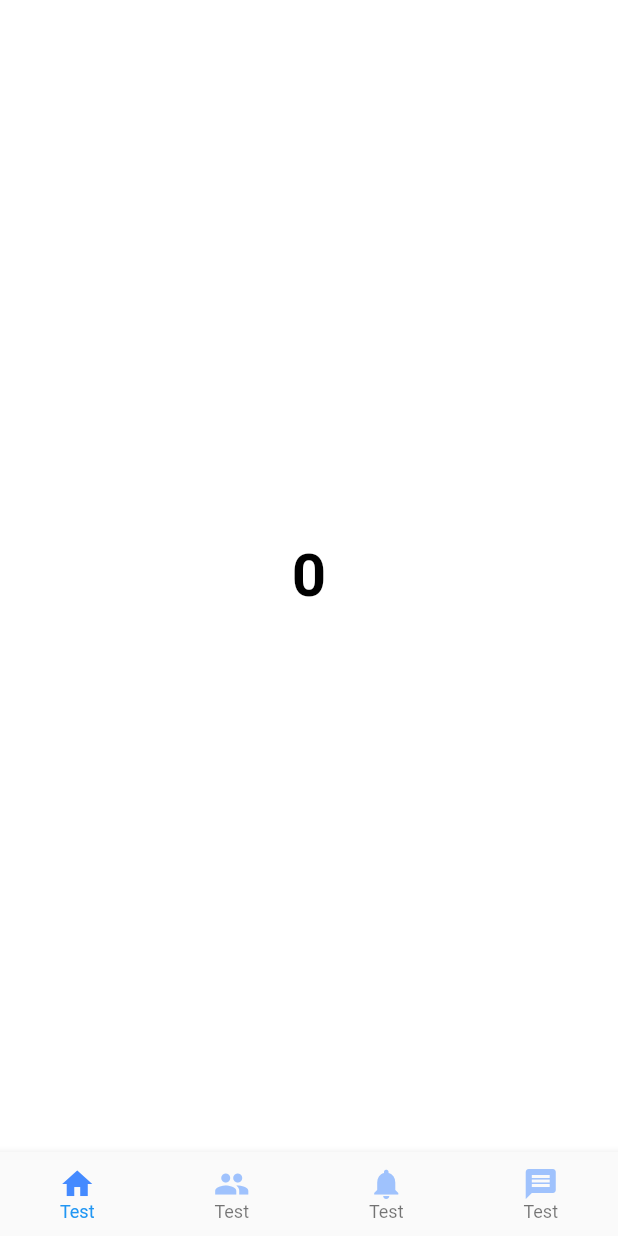
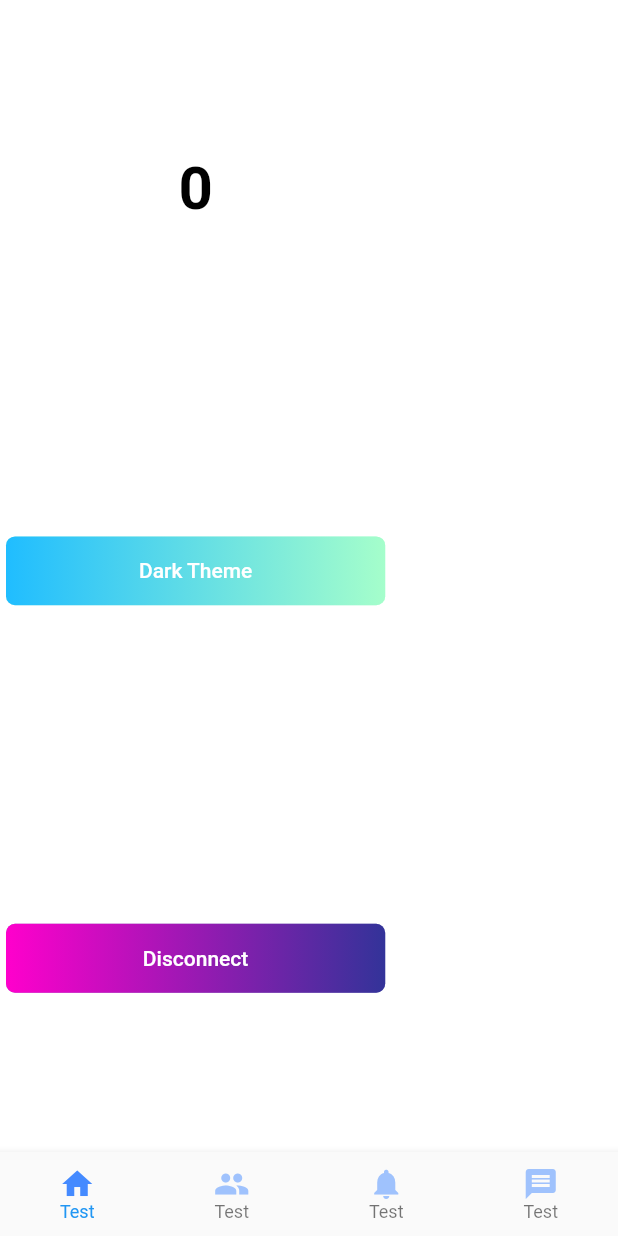
Before and after one commit to acoudray1/flutter-firebase-login-boilerplate, a Flutter app: the Root screen opened directly, on a phone screen of 412 x 824 dp. Run offline on Flutter 3.47's test engine with Material 2 defaults, Android fonts, the phone set to English and light mode, and no system bars; drawn by our look-alikes of gradient_widgets; our stand-ins replace bloc, equatable, firebase_auth, flushbar, flutter_bloc, shared_preferences; accounts and stored records are empty.

Commit message:
Update home_page.dart

```diff
--- a/lib/screens/home/components/home_page.dart
+++ b/lib/screens/home/components/home_page.dart
@@ -5,6 +5,11 @@ import 'package:flutter_firebase_login_boilerplate/blocs/application/root_events
 import 'package:flutter_firebase_login_boilerplate/blocs/home/home_bloc.dart';
 import 'package:flutter_firebase_login_boilerplate/blocs/home/home_states.dart';
 import 'package:flutter_firebase_login_boilerplate/configuration/theme/custom_font_style.dart';
+import 'package:flutter_firebase_login_boilerplate/configuration/theme/theme_notifier.dart';
+import 'package:flutter_firebase_login_boilerplate/providers/repositories/shared_pref_calls.dart';
+import 'package:gradient_widgets/gradient_widgets.dart';
+import 'package:provider/provider.dart';
+
 
 /// [HomePage] entry point for home page's widgets
 class HomePage extends StatelessWidget {
@@ -13,8 +18,18 @@ class HomePage extends StatelessWidget {
 
   final int index;
 
+  Future<void> _onThemeChanged(bool value, ThemeNotifier themeNotifier) async {
+    value ? themeNotifier.setTheme(buildDarkTheme()) : themeNotifier.setTheme(buildLightTheme());
+    SharedPrefCalls().setIsDarkMode(value);
+  }
+
   @override
   Widget build(BuildContext context) {
+    final ThemeNotifier themeNotifier = Provider.of<ThemeNotifier>(context);
+    final bool isDarkMode = themeNotifier.isDarkMode();
+    final LinearGradient gradient = Theme.of(context).brightness == Brightness.light
+      ? Gradients.coldLinear : Gradients.haze;
+
     return BlocListener<HomeBloc, HomeState>(
       listener: (BuildContext context, HomeState state) {
         if (state is Failure) {
@@ -22,10 +37,38 @@ class HomePage extends StatelessWidget {
             .add(ThrowError(icon: Icons.error, title: 'An error occured', message: state.error));
         }
       },
-      child: Center(
-        child: Container(
-          child: Text('$index', style: CustomFontStyle.headerTextStyle.copyWith(color: Colors.black),),
-        ),
+      child: Column(
+        mainAxisAlignment: MainAxisAlignment.spaceAround,
+        children: <Widget>[
+          Container(
+            child: Text('$index', style: CustomFontStyle.headerTextStyle.copyWith(color: Colors.black),),
+          ),
+          GradientButton(
+            child: Theme.of(context).brightness == Brightness.light
+              ? const Text('Dark Theme') : const Text('Light Theme'),
+            callback: () => _onThemeChanged(!isDarkMode, themeNotifier),
+            gradient: gradient,
+            shadowColor: gradient.colors.last.withOpacity(0.5),
+            shape: RoundedRectangleBorder(
+              borderRadius: BorderRadius.circular(6.0)
+            ),
+            elevation: 0.0,
+            increaseHeightBy: MediaQuery.of(context).size.height*0.012,
+            increaseWidthBy: MediaQuery.of(context).size.width*0.4,
+          ),
+          GradientButton(
+            child: const Text('Disconnect'),
+            callback: () {}, // TODO(axelc) : add callback
+            gradient: Gradients.cosmicFusion,
+            shadowColor: Gradients.cosmicFusion.colors.last.withOpacity(0.5),
+            shape: RoundedRectangleBorder(
+              borderRadius: BorderRadius.circular(6.0)
+            ),
+            elevation: 0.0,
+            increaseHeightBy: MediaQuery.of(context).size.height*0.012,
+            increaseWidthBy: MediaQuery.of(context).size.width*0.4,
+          ),
+        ],
       ),
     );
   }
```
